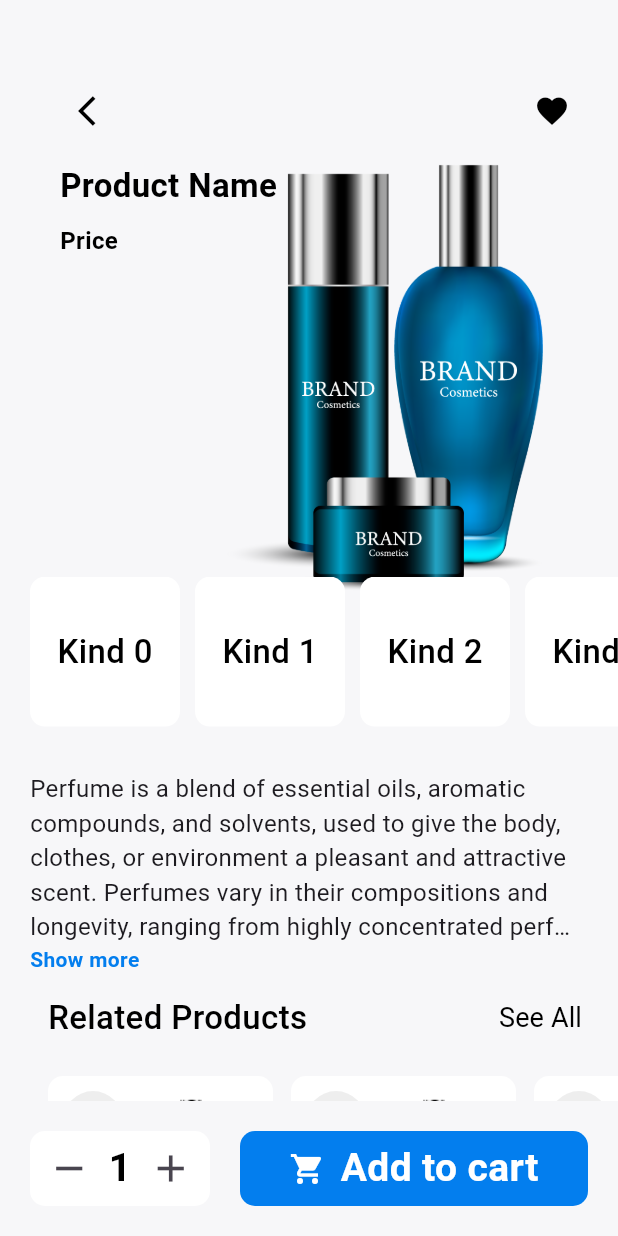
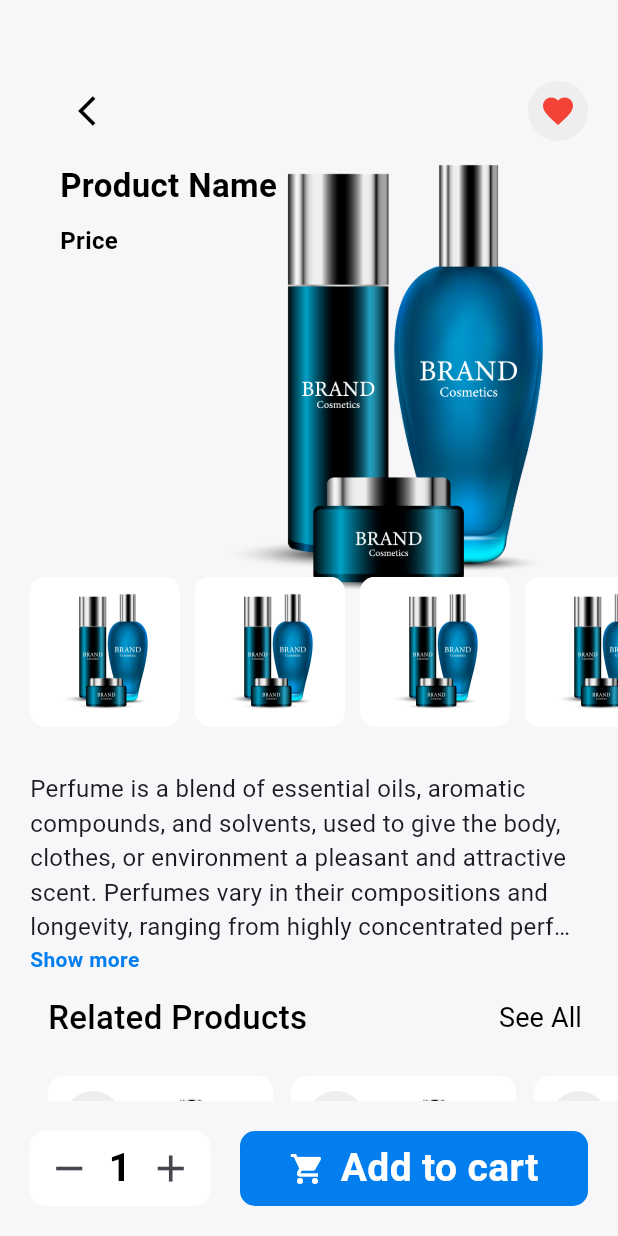
Before and after one commit to AbdelazizMohamed-GitHub/shop_sphere, a Flutter app: the screen it shows after launch, on a phone screen of 412 x 824 dp. Run offline on Flutter 3.47's test engine with Material 3 defaults, Android fonts, the phone set to English and light mode, and no system bars; drawn by our look-alikes of readmore; our stand-ins replace carousel_slider, dartz, firebase_auth, firebase_core, flutter_bloc, google_sign_in and 1 more; accounts and stored records are empty.

Commit message:
refacator details screen

```diff
--- a/lib/features/explor/presention/view/screen/details_screen.dart
+++ b/lib/features/explor/presention/view/screen/details_screen.dart
@@ -1,10 +1,8 @@
 import 'package:flutter/material.dart';
-import 'package:flutter_rating_bar/flutter_rating_bar.dart';
 import 'package:readmore/readmore.dart';
 import 'package:shop_sphere/core/constant/app_color.dart';
-import 'package:shop_sphere/core/constant/app_images.dart';
-import 'package:shop_sphere/core/constant/app_styles.dart';
-import 'package:shop_sphere/core/widget/custom_product_item.dart';
+import 'package:shop_sphere/features/explor/presention/view/widget/custom_details_buttom.dart';
+import 'package:shop_sphere/features/explor/presention/view/widget/custom_details_header.dart';
 import 'package:shop_sphere/features/explor/presention/view/widget/custom_new_arrivels_list.dart';
 import 'package:shop_sphere/features/explor/presention/view/widget/custom_product_title_section.dart';
 
@@ -13,98 +11,14 @@ class DetailsScreen extends StatelessWidget {
 
   @override
   Widget build(BuildContext context) {
-    return Scaffold(
+    return const Scaffold(
       backgroundColor: AppColors.backgroundColor,
       body: Padding(
-          padding: const EdgeInsets.only(left: 20),
+          padding: EdgeInsets.only(left: 20),
           child: SingleChildScrollView(
             child: Column(children: [
-              SizedBox(
-                height: MediaQuery.of(context).size.height * 0.6,
-                child: Stack(children: [
-                  Positioned(
-                      top: 10,
-                      left: 50,
-                      right: -30,
-                      bottom: 0,
-                      child: Image.asset(AppImages.product)),
-                  Positioned(
-                    left: 20,
-                    right: 20,
-                    top: 50,
-                    child: Column(
-                        crossAxisAlignment: CrossAxisAlignment.start,
-                        children: [
-                          Row(
-                            mainAxisAlignment: MainAxisAlignment.spaceBetween,
-                            children: [
-                              IconButton(
-                                  onPressed: () {},
-                                  icon: const Icon(
-                                    Icons.arrow_back_ios,
-                                    color: Colors.black,
-                                  )),
-                              IconButton(
-                                  onPressed: () {},
-                                  icon: const Icon(
-                                    Icons.favorite,
-                                    color: Colors.black,
-                                  )),
-                            ],
-                          ),
-                          const SizedBox(
-                            height: 10,
-                          ),
-                          Text(
-                            "Product Name",
-                            style: AppStyles.text18RegularBlack.copyWith(
-                                fontWeight: FontWeight.bold, fontSize: 22),
-                          ),
-                          const SizedBox(
-                            height: 10,
-                          ),
-                          Text(
-                            "Price",
-                            style: AppStyles.text18RegularBlack.copyWith(
-                                fontWeight: FontWeight.bold, fontSize: 16),
-                          ),
-                        ]),
-                  ),
-                  Positioned(
-                    bottom: 10,
-                    left: 0,
-                    right: 0,
-                    child: SizedBox(
-                      height: 100,
-                      child: ListView.separated(
-                        scrollDirection: Axis.horizontal,
-                        shrinkWrap: true,
-                        itemCount: 5,
-                        separatorBuilder: (BuildContext context, int index) {
-                          return const SizedBox(
-                            width: 10,
-                          );
-                        },
-                        itemBuilder: (BuildContext context, int index) {
-                          return Container(
-                            width: 100,
-                            height: 50,
-                            decoration: BoxDecoration(
-                              color: Colors.white,
-                              borderRadius: BorderRadius.circular(10),
-                            ),
-                            child: Center(
-                              child: Text('Kind $index',
-                                  style: AppStyles.text22SemiBoldBlack),
-                            ),
-                          );
-                        },
-                      ),
-                    ),
-                  )
-                ]),
-              ),
-              const Padding(
+              CustomDetailsHeader(),
+              Padding(
                 padding: EdgeInsets.only(right: 10, top: 20),
                 child: ReadMoreText(
                   'Perfume is a blend of essential oils, aromatic compounds, and solvents, used to give the body, clothes, or environment a pleasant and attractive scent. Perfumes vary in their compositions and longevity, ranging from highly concentrated perfumes (like "Parfum") to lighter fragrances (like "Eau de Cologne"). Each perfume is distinguished by its unique ingredients, which may be floral, woody, citrusy, or oriental, reflecting a distinctive character and personality for each wearer. 🌿✨',
@@ -120,77 +34,14 @@ class DetailsScreen extends StatelessWidget {
                       color: AppColors.primaryColor),
                 ),
               ),
-              const CustomProductTitleSection(title: 'Related Products'),
-              const SizedBox(
+              CustomProductTitleSection(title: 'Related Products'),
+              SizedBox(
                 height: 10,
               ),
-              const SizedBox(height: 200, child: CustomNewArrivelsList())
+              SizedBox(height: 200, child: CustomNewArrivelsList())
             ]),
           )),
-      bottomNavigationBar: Padding(
-        padding: const EdgeInsets.all(20),
-        child: Row(
-          children: [
-            Container(
-                height: 50,
-                width: 120,
-                decoration: BoxDecoration(
-                  color: Colors.white,
-                  borderRadius: BorderRadius.circular(10),
-                ),
-                child: Row(
-                  mainAxisAlignment: MainAxisAlignment.spaceEvenly,
-                  children: [
-                    IconButton(
-                        onPressed: () {},
-                        icon: const Icon(
-                          Icons.remove,
-                          size: 30,
-                        )),
-                    const Text(
-                      '1',
-                      style: AppStyles.text26BoldBlack,
-                    ),
-                    IconButton(
-                        onPressed: () {},
-                        icon: const Icon(
-                          Icons.add,
-                          size: 30,
-                        )),
-                  ],
-                )),
-            const SizedBox(
-              width: 20,
-            ),
-            Expanded(
-              child: Container(
-                alignment: Alignment.center,
-                height: 50,
-                decoration: BoxDecoration(
-                  color: AppColors.primaryColor,
-                  borderRadius: BorderRadius.circular(10),
-                ),
-                child: const Row(
-                  mainAxisAlignment: MainAxisAlignment.center,
-                  children: [
-                    Icon(
-                      Icons.shopping_cart,
-                      color: Colors.white,
-                    ),
-                    SizedBox(
-                      width: 10,
-                    ),
-                    Text(
-                      'Add to cart',
-                      style: AppStyles.text26BoldWhite,
-                    ),
-                  ],
-                ),
-              ),
-            ),
-          ],
-        ),
-      ),
+      bottomNavigationBar: const CustomDetailsButtom()
     );
   }
 }
--- a/lib/features/explor/presention/view/screen/explore_screen.dart
+++ b/lib/features/explor/presention/view/screen/explore_screen.dart
@@ -1,6 +1,6 @@
 import 'package:flutter/material.dart';
+import 'package:shop_sphere/core/constant/app_color.dart';
 import 'package:shop_sphere/core/constant/app_styles.dart';
-import 'package:shop_sphere/core/widget/custom_product_item.dart';
 import 'package:shop_sphere/features/explor/presention/view/widget/Custom_advertise.dart';
 import 'package:shop_sphere/features/explor/presention/view/widget/custom_app_bar_cart.dart';
 import 'package:shop_sphere/features/explor/presention/view/widget/custom_category_list.dart';
@@ -15,7 +15,7 @@ class ExploreScreen extends StatelessWidget {
   @override
   Widget build(BuildContext context) {
     return Scaffold(
-      backgroundColor: Colors.grey[200],
+      backgroundColor: AppColors.backgroundColor,
       appBar: AppBar(
         elevation: 0,
         backgroundColor: Colors.transparent,
--- /dev/null
+++ b/lib/features/explor/presention/view/widget/custom_details_buttom.dart
@@ -0,0 +1,75 @@
+import 'package:flutter/material.dart';
+import 'package:shop_sphere/core/constant/app_color.dart';
+import 'package:shop_sphere/core/constant/app_styles.dart';
+
+class CustomDetailsButtom extends StatelessWidget {
+  const CustomDetailsButtom({super.key});
+
+  @override
+  Widget build(BuildContext context) {
+    return Padding(
+        padding: const EdgeInsets.all(20),
+        child: Row(
+          children: [
+            Container(
+                height: 50,
+                width: 120,
+                decoration: BoxDecoration(
+                  color: Colors.white,
+                  borderRadius: BorderRadius.circular(10),
+                ),
+                child: Row(
+                  mainAxisAlignment: MainAxisAlignment.spaceEvenly,
+                  children: [
+                    IconButton(
+                        onPressed: () {},
+                        icon: const Icon(
+                          Icons.remove,
+                          size: 30,
+                        )),
+                    const Text(
+                      '1',
+                      style: AppStyles.text26BoldBlack,
+                    ),
+                    IconButton(
+                        onPressed: () {},
+                        icon: const Icon(
+                          Icons.add,
+                          size: 30,
+                        )),
+                  ],
+                )),
+            const SizedBox(
+              width: 20,
+            ),
+            Expanded(
+              child: Container(
+                alignment: Alignment.center,
+                height: 50,
+                decoration: BoxDecoration(
+                  color: AppColors.primaryColor,
+                  borderRadius: BorderRadius.circular(10),
+                ),
+                child: const Row(
+                  mainAxisAlignment: MainAxisAlignment.center,
+                  children: [
+                    Icon(
+                      Icons.shopping_cart,
+                      color: Colors.white,
+                    ),
+                    SizedBox(
+                      width: 10,
+                    ),
+                    Text(
+                      'Add to cart',
+                      style: AppStyles.text26BoldWhite,
+                    ),
+                  ],
+                ),
+              ),
+            ),
+          ],
+        ),
+      );
+  }
+}
--- /dev/null
+++ b/lib/features/explor/presention/view/widget/custom_details_header.dart
@@ -0,0 +1,75 @@
+import 'package:flutter/material.dart';
+import 'package:shop_sphere/core/constant/app_images.dart';
+import 'package:shop_sphere/core/constant/app_styles.dart';
+import 'package:shop_sphere/features/explor/presention/view/widget/custom_product_kind.dart';
+
+class CustomDetailsHeader extends StatelessWidget {
+  const CustomDetailsHeader({super.key});
+
+  @override
+  Widget build(BuildContext context) {
+    return SizedBox(
+      height: MediaQuery.of(context).size.height * 0.6,
+      child: Stack(children: [
+        Positioned(
+            top: 10,
+            left: 50,
+            right: -30,
+            bottom: 0,
+            child: Image.asset(AppImages.product)),
+        Positioned(
+          left: 20,
+          right: 20,
+          top: 50,
+          child:
+              Column(crossAxisAlignment: CrossAxisAlignment.start, children: [
+            Row(
+              mainAxisAlignment: MainAxisAlignment.spaceBetween,
+              children: [
+                IconButton(
+                    onPressed: () {},
+                    icon: const Icon(
+                      Icons.arrow_back_ios,
+                      color: Colors.black,
+                    )),
+                CircleAvatar(
+                  backgroundColor: Colors.grey.shade200,
+                  radius: 20,
+                  child: IconButton(
+                    onPressed: () {},
+                    icon: const Icon(
+                      Icons.favorite,
+                      color: Colors.red,
+                    ),
+                  ),
+                ),
+              ],
+            ),
+            const SizedBox(
+              height: 10,
+            ),
+            Text(
+              "Product Name",
+              style: AppStyles.text18RegularBlack
+                  .copyWith(fontWeight: FontWeight.bold, fontSize: 22),
+            ),
+            const SizedBox(
+              height: 10,
+            ),
+            Text(
+              "Price",
+              style: AppStyles.text18RegularBlack
+                  .copyWith(fontWeight: FontWeight.bold, fontSize: 16),
+            ),
+          ]),
+        ),
+        const Positioned(
+          bottom: 10,
+          left: 0,
+          right: 0,
+          child: SizedBox(height: 100, child: CustomProductKind()),
+        )
+      ]),
+    );
+  }
+}
--- /dev/null
+++ b/lib/features/explor/presention/view/widget/custom_product_kind.dart
@@ -0,0 +1,33 @@
+import 'package:flutter/material.dart';
+import 'package:shop_sphere/core/constant/app_images.dart';
+
+class CustomProductKind extends StatelessWidget {
+  const CustomProductKind({super.key});
+
+  @override
+  Widget build(BuildContext context) {
+    return  ListView.separated(
+              scrollDirection: Axis.horizontal,
+              shrinkWrap: true,
+              itemCount: 5,
+              separatorBuilder: (BuildContext context, int index) {
+                return const SizedBox(
+                  width: 10,
+                );
+              },
+              itemBuilder: (BuildContext context, int index) {
+                return Container(
+                  width: 100,
+                  height: 50,
+                  decoration: BoxDecoration(
+                    color: Colors.white,
+                    borderRadius: BorderRadius.circular(10),
+                  ),
+                  child: Center(
+                    child: Image.asset(AppImages.product),
+                  ),
+                );
+              },
+            );
+  }
+}
```
